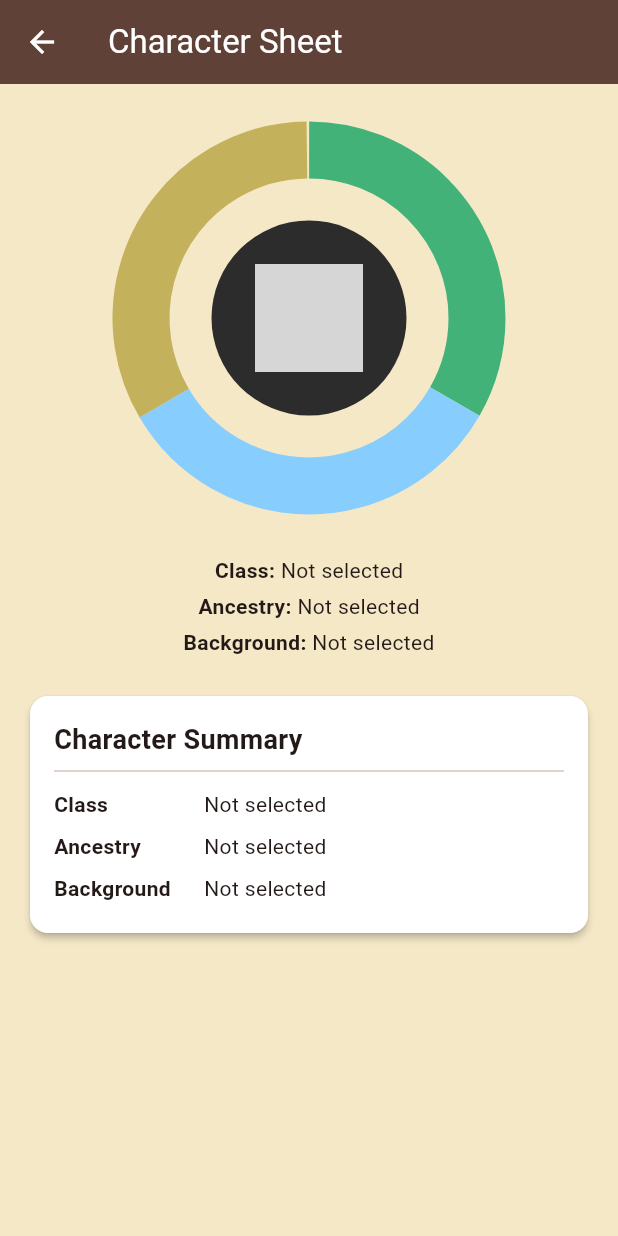
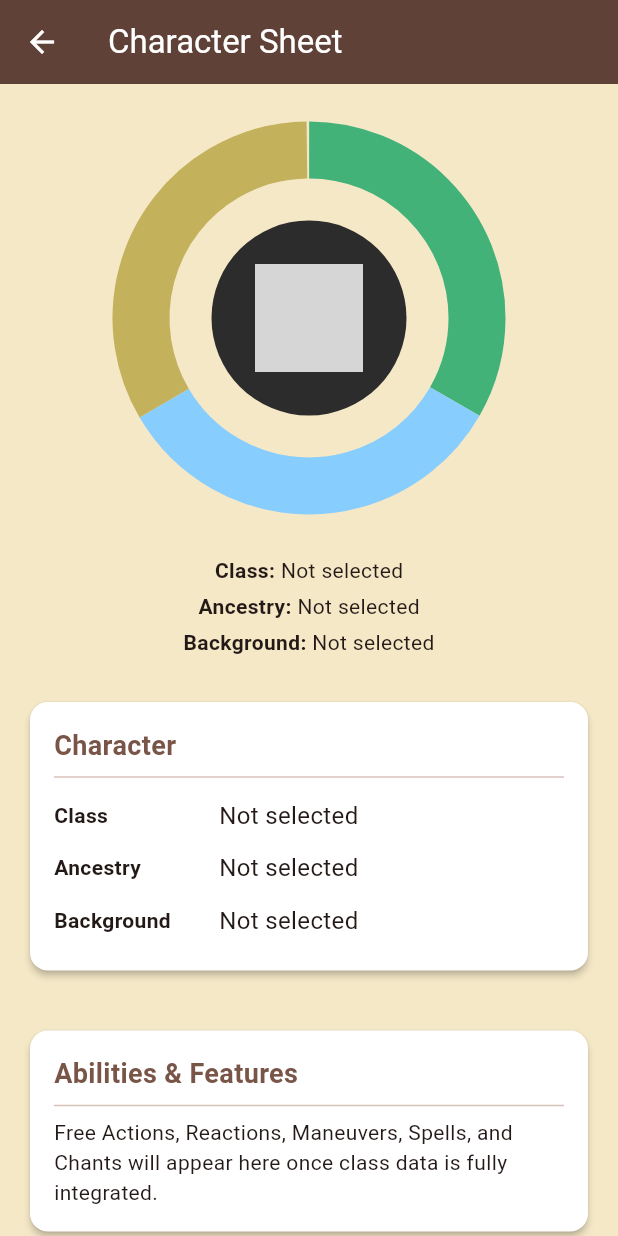
Before and after one commit to Merikh42-design/pta-character-app, a Flutter app: the CharacterSheetScreen screen opened by its route, on a phone screen of 412 x 824 dp. Run offline on Flutter 3.47's test engine with Material 3 defaults, Android fonts, the light colour scheme and no system bars; our stand-ins replace flutter_riverpod; grey boxes are pictures that could not be loaded.

Commit message:
Polish Character Sheet - better layout, grouped stats, and placeholder sections

```diff
--- a/lib/screens/character_sheet_screen.dart
+++ b/lib/screens/character_sheet_screen.dart
@@ -18,40 +18,65 @@ class CharacterSheetScreen extends ConsumerWidget {
       body: SingleChildScrollView(
         padding: const EdgeInsets.all(16),
         child: Column(
+          crossAxisAlignment: CrossAxisAlignment.start,
           children: [
-            const RadialWheel(),
-            const SizedBox(height: 20),
+            // Radial Wheel
+            Center(child: const RadialWheel()),
+            const SizedBox(height: 24),
 
-            // ABC Summary
-            Card(
-              elevation: 2,
-              child: Padding(
-                padding: const EdgeInsets.all(16),
-                child: Column(
-                  crossAxisAlignment: CrossAxisAlignment.start,
-                  children: [
-                    const Text('Character Summary', style: TextStyle(fontSize: 18, fontWeight: FontWeight.bold)),
-                    const Divider(),
-                    _infoRow('Class', character.className),
-                    _infoRow('Ancestry', character.ancestry),
-                    _infoRow('Background', character.background),
-                  ],
-                ),
+            // Character Identity
+            _buildSectionCard(
+              title: 'Character',
+              child: Column(
+                children: [
+                  _infoRow('Class', character.className),
+                  _infoRow('Ancestry', character.ancestry),
+                  _infoRow('Background', character.background),
+                ],
               ),
             ),
 
-            const SizedBox(height: 20),
+            const SizedBox(height: 16),
 
             // Starting Stats
-            if (character.startingStats != null) ...[
-              const Text('Starting Stats', style: TextStyle(fontSize: 18, fontWeight: FontWeight.bold)),
-              const SizedBox(height: 12),
-              Wrap(
-                spacing: 8,
-                runSpacing: 8,
-                children: _buildStatChips(character.startingStats!),
+            if (character.startingStats != null)
+              _buildSectionCard(
+                title: 'Starting Stats',
+                child: _buildStatsGrid(character.startingStats!),
               ),
-            ],
+
+            const SizedBox(height: 16),
+
+            // Placeholder sections for future content
+            _buildSectionCard(
+              title: 'Abilities & Features',
+              child: const Text('Free Actions, Reactions, Maneuvers, Spells, and Chants will appear here once class data is fully integrated.'),
+            ),
+
+            const SizedBox(height: 16),
+
+            _buildSectionCard(
+              title: 'Equipment & Inventory',
+              child: const Text('Equipment will be displayed here in a future update.'),
+            ),
+          ],
+        ),
+      ),
+    );
+  }
+
+  Widget _buildSectionCard({required String title, required Widget child}) {
+    return Card(
+      elevation: 2,
+      shape: RoundedRectangleBorder(borderRadius: BorderRadius.circular(12)),
+      child: Padding(
+        padding: const EdgeInsets.all(16),
+        child: Column(
+          crossAxisAlignment: CrossAxisAlignment.start,
+          children: [
+            Text(title, style: const TextStyle(fontSize: 18, fontWeight: FontWeight.bold, color: Colors.brown)),
+            const Divider(height: 16),
+            child,
           ],
         ),
       ),
@@ -60,21 +85,43 @@ class CharacterSheetScreen extends ConsumerWidget {
 
   Widget _infoRow(String label, String? value) {
     return Padding(
-      padding: const EdgeInsets.symmetric(vertical: 4),
+      padding: const EdgeInsets.symmetric(vertical: 6),
       child: Row(
         children: [
-          SizedBox(width: 100, child: Text(label, style: const TextStyle(fontWeight: FontWeight.w600))),
-          Text(value ?? 'Not selected'),
+          SizedBox(width: 110, child: Text(label, style: const TextStyle(fontWeight: FontWeight.w600))),
+          Expanded(child: Text(value ?? 'Not selected', style: const TextStyle(fontSize: 16))),
         ],
       ),
     );
   }
 
-  List<Widget> _buildStatChips(Map<String, dynamic> stats) {
-    final chips = <Widget>[];
-    stats.forEach((key, value) {
-      chips.add(Chip(label: Text('$key: $value')));
-    });
-    return chips;
+  Widget _buildStatsGrid(Map<String, dynamic> stats) {
+    final importantStats = [
+      'Body', 'Physique', 'Technique', 'Endurance',
+      'Mind', 'Intellect', 'Acuity', 'Resilience',
+      'Spirit', 'Willpower', 'Attunement', 'Resolve',
+      'Max Stamina', 'Max Mana', 'Max Morale',
+      'Defense', 'Armor', 'Run'
+    ];
+
+    final children = <Widget>[];
+
+    for (final key in importantStats) {
+      if (stats.containsKey(key) && stats[key] != null) {
+        children.add(
+          Chip(
+            label: Text('$key: ${stats[key]}'),
+            backgroundColor: Colors.brown[50],
+            labelStyle: const TextStyle(fontSize: 13),
+          ),
+        );
+      }
+    }
+
+    return Wrap(
+      spacing: 8,
+      runSpacing: 8,
+      children: children,
+    );
   }
 }
```
